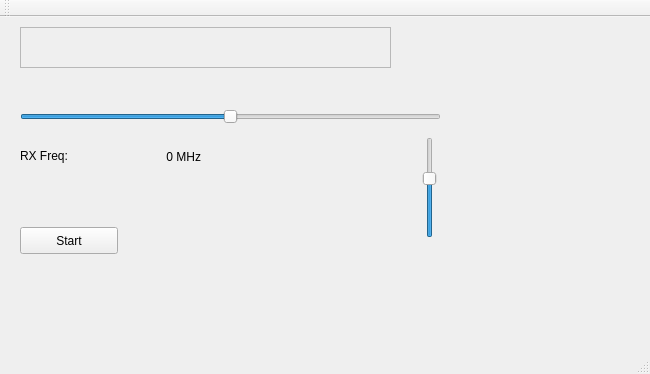
gqrx-sdr/gqrx, file mainwindow.ui: the form before one commit.
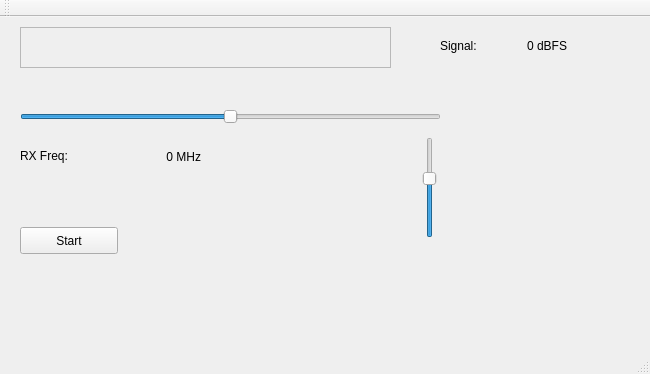
The form after the commit. Custom widgets are drawn as their Qt base class.

Commit message: Add label for signal strength (no implementation yet).

What changed in the file:
```diff
--- a/mainwindow.ui
+++ b/mainwindow.ui
@@ -128,6 +128,35 @@
      <set>Qt::AlignRight|Qt::AlignTrailing|Qt::AlignVCenter</set>
     </property>
    </widget>
+   <widget class="QLabel" name="label_2">
+    <property name="geometry">
+     <rect>
+      <x>440</x>
+      <y>20</y>
+      <width>67</width>
+      <height>17</height>
+     </rect>
+    </property>
+    <property name="text">
+     <string>Signal:</string>
+    </property>
+   </widget>
+   <widget class="QLabel" name="rxSigLabel">
+    <property name="geometry">
+     <rect>
+      <x>500</x>
+      <y>20</y>
+      <width>67</width>
+      <height>17</height>
+     </rect>
+    </property>
+    <property name="text">
+     <string>0 dBFS</string>
+    </property>
+    <property name="alignment">
+     <set>Qt::AlignRight|Qt::AlignTrailing|Qt::AlignVCenter</set>
+    </property>
+   </widget>
   </widget>
   <widget class="QMenuBar" name="menuBar">
    <property name="geometry">
```
Left out of the diff: 2 changed lines with no effect on the pictures.
